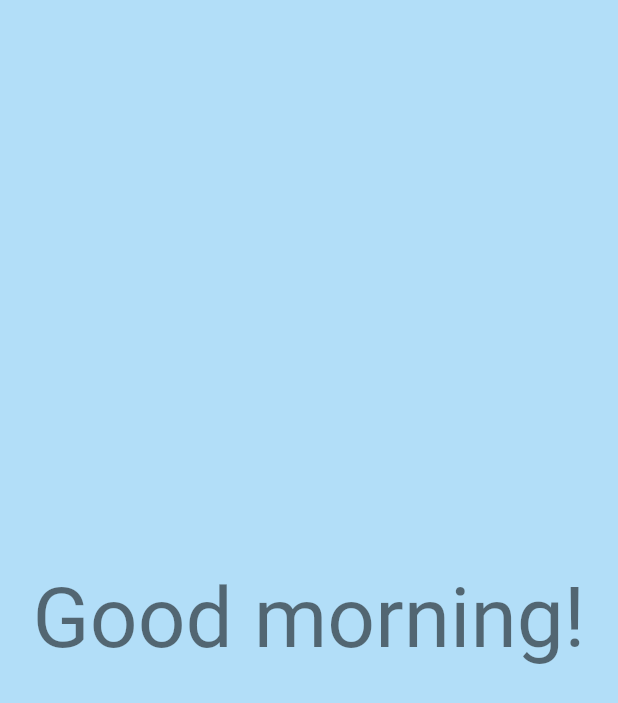
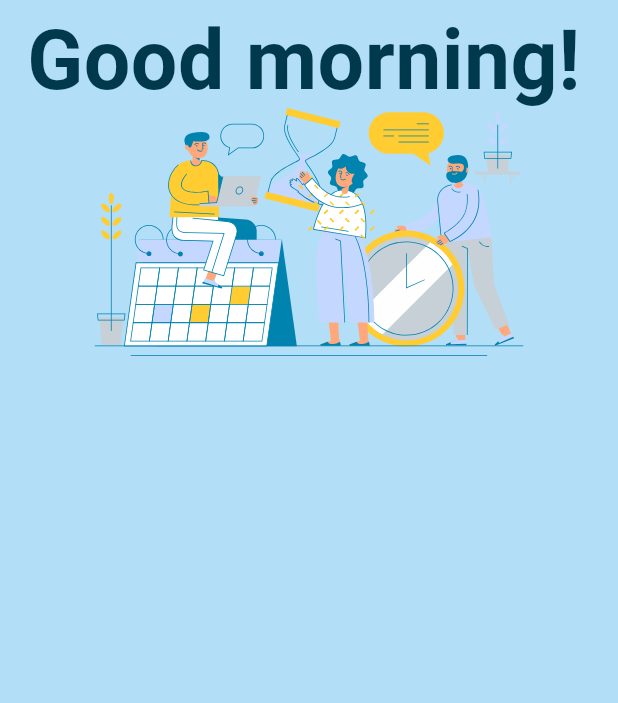
Before and after one commit to namaeconde/bible_yearly, a Flutter app: the screen it shows after launch, on a phone screen of 412 x 824 dp. Shown: the top 703 px of the screen. Run offline on Flutter 3.47's test engine with Material 2 defaults, Android fonts, the phone set to English and light mode, and no system bars; our stand-ins replace flutter_svg.

```diff
--- a/lib/main.dart
+++ b/lib/main.dart
@@ -1,6 +1,7 @@
 import 'package:flutter/material.dart';
 import 'package:flutter/services.dart';
 import 'package:bible_yearly/app_theme.dart';
+import 'package:flutter_svg/flutter_svg.dart';
 
 void main() async {
   WidgetsFlutterBinding.ensureInitialized();
@@ -60,24 +61,56 @@ class _MyHomePageState extends State<MyHomePage> {
   Widget build(BuildContext context) {
     return Container(
       color: AppTheme.backgroundColor,
-      child: SafeArea(
-        top: false,
-        bottom: false,
-        child: Scaffold(
-          backgroundColor: AppTheme.backgroundColor,
-          body: Center(
-            child: Column(
-              mainAxisAlignment: MainAxisAlignment.center,
-              children: <Widget>[
-                Text(
-                  'Good morning!',
-                  style: Theme.of(context).textTheme.headline2,
-                ),
-              ],
-            ),
-          ),
+      child: Scaffold(
+        backgroundColor: Colors.transparent,
+        body: Column(
+          children: <Widget>[
+            getAppBarUI("Good morning!"),
+            Container(
+              constraints: const BoxConstraints(maxWidth: 350, maxHeight: 250),
+              child: SvgPicture.asset(
+                  'assets/home/welcome_image.svg',
+                  semanticsLabel: 'Welcome Image'
+              ),
+            )
+          ],
         )
       )
     );
   }
+
+  Widget getAppBarUI(final String text) {
+    return Column(
+      children: <Widget>[
+        SizedBox(
+          height: MediaQuery.of(context).padding.top,
+        ),
+        Padding(
+          padding: const EdgeInsets.only(top: 8.0, left: 18, right: 18),
+          child: Row(
+            children: <Widget>[
+              Expanded(
+                child: Column(
+                  mainAxisAlignment: MainAxisAlignment.end,
+                  crossAxisAlignment: CrossAxisAlignment.start,
+                  children: <Widget>[
+                    Text(
+                      text,
+                      textAlign: TextAlign.left,
+                      style: const TextStyle(
+                        fontWeight: FontWeight.bold,
+                        fontSize: 55,
+                        letterSpacing: 0.27,
+                        color: AppTheme.textColor,
+                      ),
+                    ),
+                  ],
+                ),
+              )
+            ],
+          ),
+        )
+      ],
+    );
+  }
 }
--- a/pubspec.yaml
+++ b/pubspec.yaml
@@ -36,6 +36,7 @@ dependencies:
   # The following adds the Cupertino Icons font to your application.
   # Use with the CupertinoIcons class for iOS style icons.
   cupertino_icons: ^1.0.2
+  flutter_svg: ^1.1.5
 
 dev_dependencies:
   flutter_test:
@@ -60,9 +61,8 @@ flutter:
   uses-material-design: true
 
   # To add assets to your application, add an assets section, like this:
-  # assets:
-  #   - images/a_dot_burr.jpeg
-  #   - images/a_dot_ham.jpeg
+  assets:
+   - assets/home/
 
   # An image asset can refer to one or more resolution-specific "variants", see
   # https://flutter.dev/assets-and-images/#resolution-aware
```
Also changed, not shown: assets/home/welcome_image.svg (added), pubspec.lock.
